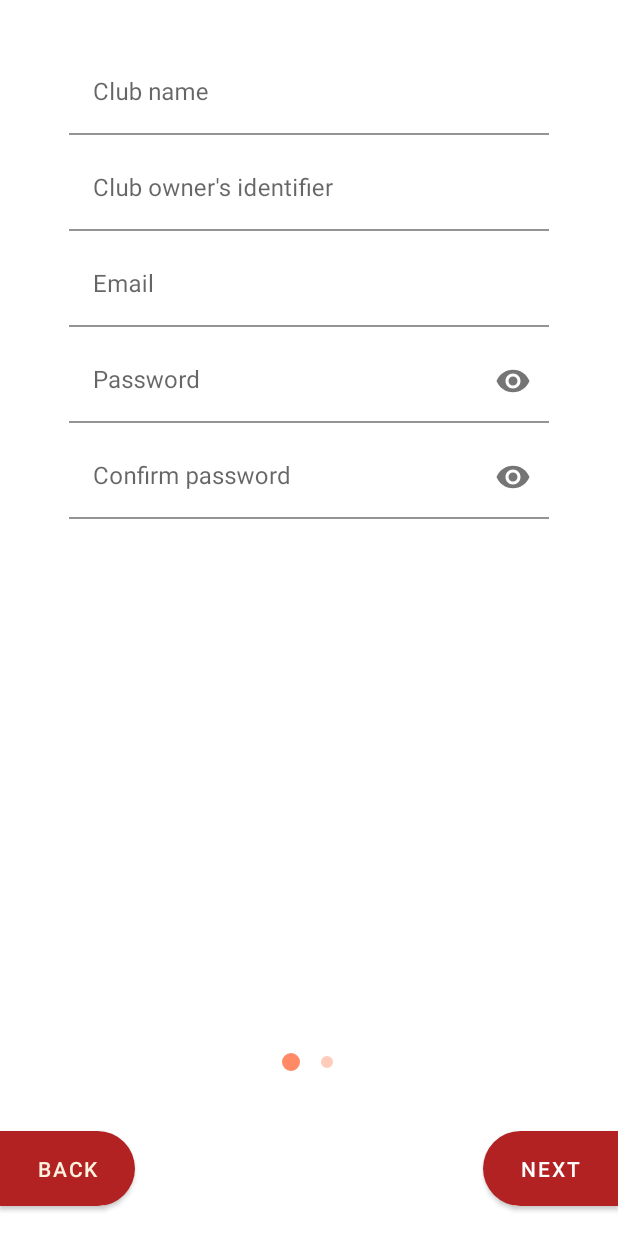
After one commit to Yessine68/PandApp-Android, an Android app: the OnboardingExample5 screen opened directly, with no data from a screen before it, on a phone screen of 412 x 824 dp. The commit adds this screen. Run offline under Robolectric (Android 15) with nearby library versions, the phone set to English and light mode, and no system bars; libraries missing offline, so code that uses them is left out: com.github.dhaval2404.imagepicker; pictures from the network do not load; Roboto replaces fonts that are not available here.

Commit message:
club signup

```diff
--- a/app/src/main/AndroidManifest.xml
+++ b/app/src/main/AndroidManifest.xml
@@ -15,6 +15,9 @@
         android:supportsRtl="true"
         android:theme="@style/Theme.AndroidPim"
         android:usesCleartextTraffic="true">
+        <activity
+            android:name=".view.OnboardingExample5"
+            android:exported="false" />
         <activity
             android:name=".view.OnboardingExample4Activity"
             android:exported="false" />
--- /dev/null
+++ b/app/src/main/java/com/example/androidpim/adapters/OnboardingViewPagerAdapter5.kt
@@ -0,0 +1,29 @@
+package com.example.androidpim.adapters
+
+import android.content.Context
+import androidx.fragment.app.Fragment
+import androidx.fragment.app.FragmentActivity
+import androidx.viewpager2.adapter.FragmentStateAdapter
+import com.example.androidpim.R
+import com.example.androidpim.fragments.OnboardingFragment3
+import com.example.androidpim.fragments.OnboardingFragment4
+
+
+class OnboardingViewPagerAdapter5(
+    fragmentActivity: FragmentActivity,
+    private val context: Context
+) :
+    FragmentStateAdapter(fragmentActivity) {
+
+    override fun createFragment(position: Int): Fragment {
+        return when (position) {
+            0 -> OnboardingFragment3()
+            1 -> OnboardingFragment4()
+            else -> OnboardingFragment3()
+        }
+    }
+
+    override fun getItemCount(): Int {
+        return 2
+    }
+}
--- /dev/null
+++ b/app/src/main/java/com/example/androidpim/fragments/OnboardingFragment3.kt
@@ -0,0 +1,142 @@
+package com.example.androidpim.fragments
+
+import android.content.Context
+import android.content.SharedPreferences
+import android.os.Bundle
+import android.text.Editable
+import android.text.TextWatcher
+import android.view.LayoutInflater
+import android.view.View
+import android.view.ViewGroup
+import android.widget.EditText
+import androidx.appcompat.widget.AppCompatTextView
+import androidx.fragment.app.Fragment
+import com.airbnb.lottie.LottieAnimationView
+import com.example.androidpim.R
+import com.example.androidpim.models.Chkaf
+
+import kotlinx.android.synthetic.main.fragment_onboarding1.view.*
+
+class OnboardingFragment3 : Fragment() {
+    lateinit var registerClubShared: SharedPreferences
+
+
+    lateinit var clubName:EditText
+    lateinit var clubOwner:EditText
+    lateinit var login:EditText
+    lateinit var password:EditText
+
+
+    override fun onCreateView(
+        inflater: LayoutInflater, container: ViewGroup?,
+        savedInstanceState: Bundle?
+    ): View? {
+        // Inflate the layout for this fragment
+        val rootLayout: View =
+            inflater.inflate(R.layout.fragment_onboarding3, container, false)
+
+
+
+        return rootLayout
+    }
+
+    override fun onViewCreated(view: View, savedInstanceState: Bundle?) {
+
+
+        super.onViewCreated(view, savedInstanceState)
+
+        registerClubShared = requireActivity().getSharedPreferences("RegisterClub", Context.MODE_PRIVATE)
+        clubName = view.findViewById(R.id.clubName)
+        clubOwner = view.findViewById(R.id.clubOwner)
+        login = view.findViewById(R.id.login)
+        password = view.findViewById(R.id.password)
+
+
+
+        clubName.addTextChangedListener(object : TextWatcher {
+            override fun beforeTextChanged(p0: CharSequence?, p1: Int, p2: Int, p3: Int) {
+
+            }
+
+            override fun onTextChanged(p0: CharSequence?, p1: Int, p2: Int, p3: Int) {
+
+            }
+
+            override fun afterTextChanged(p0: Editable?) {
+                registerClubShared.edit().apply {
+
+                    putString("clubName", clubName.text.toString())
+                    putString("clubOwner", clubOwner.text.toString())
+                    putString("login", login.text.toString())
+                    putString("password", password.text.toString())
+                }.apply()
+            }
+
+        })
+
+
+        clubOwner.addTextChangedListener(object : TextWatcher {
+            override fun beforeTextChanged(p0: CharSequence?, p1: Int, p2: Int, p3: Int) {
+
+            }
+
+            override fun onTextChanged(p0: CharSequence?, p1: Int, p2: Int, p3: Int) {
+
+            }
+
+            override fun afterTextChanged(p0: Editable?) {
+                registerClubShared.edit().apply {
+
+                    putString("clubName", clubName.text.toString())
+                    putString("clubOwner", clubOwner.text.toString())
+                    putString("login", login.text.toString())
+                    putString("password", password.text.toString())
+                }.apply()
+            }
+
+        })
+        login.addTextChangedListener(object : TextWatcher {
+            override fun beforeTextChanged(p0: CharSequence?, p1: Int, p2: Int, p3: Int) {
+
+            }
+
+            override fun onTextChanged(p0: CharSequence?, p1: Int, p2: Int, p3: Int) {
+
+            }
+
+            override fun afterTextChanged(p0: Editable?) {
+                registerClubShared.edit().apply {
+
+                    putString("clubName", clubName.text.toString())
+                    putString("clubOwner", clubOwner.text.toString())
+                    putString("login", login.text.toString())
+                    putString("password", password.text.toString())
+                }.apply()
+            }
+
+        })
+        password.addTextChangedListener(object : TextWatcher {
+            override fun beforeTextChanged(p0: CharSequence?, p1: Int, p2: Int, p3: Int) {
+
+            }
+
+            override fun onTextChanged(p0: CharSequence?, p1: Int, p2: Int, p3: Int) {
+
+            }
+
+            override fun afterTextChanged(p0: Editable?) {
+                registerClubShared.edit().apply {
+
+                    putString("clubName", clubName.text.toString())
+                    putString("clubOwner", clubOwner.text.toString())
+                    putString("login", login.text.toString())
+                    putString("password", password.text.toString())
+                }.apply()
+            }
+
+        })
+
+    }
+
+
+}
--- /dev/null
+++ b/app/src/main/java/com/example/androidpim/fragments/OnboardingFragment4.kt
@@ -0,0 +1,105 @@
+package com.example.androidpim.fragments
+
+import android.app.Activity
+import android.content.Context
+import android.content.Intent
+import android.content.SharedPreferences
+import android.net.Uri
+import android.os.Bundle
+import android.text.Editable
+import android.text.TextWatcher
+import android.view.LayoutInflater
+import android.view.View
+import android.view.ViewGroup
+import android.widget.Button
+import android.widget.EditText
+import android.widget.ImageView
+import androidx.appcompat.widget.AppCompatTextView
+import androidx.fragment.app.Fragment
+import com.airbnb.lottie.LottieAnimationView
+import com.example.androidpim.R
+import com.github.dhaval2404.imagepicker.ImagePicker
+import kotlinx.android.synthetic.main.fragment_onboarding2.view.*
+
+class OnboardingFragment4 : Fragment() {
+    lateinit var registerClubShared: SharedPreferences
+
+
+    lateinit var description: EditText
+    var imagepick: ImageView?=null
+    lateinit var pickButton: Button
+    private var selectedImageUri: Uri? = null
+
+
+
+
+    override fun onCreateView(
+        inflater: LayoutInflater, container: ViewGroup?,
+        savedInstanceState: Bundle?
+    ): View? {
+        // Inflate the layout for this fragment
+        val rootLayout: View =
+            inflater.inflate(R.layout.fragment_onboarding4, container, false)
+
+        return rootLayout
+    }
+
+    override fun onViewCreated(view: View, savedInstanceState: Bundle?) {
+        super.onViewCreated(view, savedInstanceState)
+        registerClubShared = requireActivity().getSharedPreferences("RegisterClub", Context.MODE_PRIVATE)
+        description = view.findViewById(R.id.description)
+        imagepick = view.findViewById(R.id.imagepick)
+        pickButton = view.findViewById(R.id.pickButton)
+
+
+
+
+
+        description.addTextChangedListener(object : TextWatcher {
+            override fun beforeTextChanged(p0: CharSequence?, p1: Int, p2: Int, p3: Int) {
+
+            }
+
+            override fun onTextChanged(p0: CharSequence?, p1: Int, p2: Int, p3: Int) {
+
+            }
+
+            override fun afterTextChanged(p0: Editable?) {
+                registerClubShared.edit().apply {
+                    putString("description", description.text.toString())
+                    putString("imageUrl", selectedImageUri.toString())
+                }.apply()
+            }
+
+        })
+
+        pickButton.setOnClickListener(
+
+            View.OnClickListener {
+                ImagePicker.with(this)
+                    .crop()	    			//Crop image(Optional), Check Customization for more option
+                    .compress(1024)			//Final image size will be less than 1 MB(Optional)
+                    .maxResultSize(1080, 1080)	//Final image resolution will be less than 1080 x 1080(Optional)
+                    .start()
+            })
+    }
+
+
+    override fun onActivityResult(requestCode: Int, resultCode: Int, data: Intent?) {
+        super.onActivityResult(requestCode, resultCode, data)
+        registerClubShared = requireActivity().getSharedPreferences("Register", Context.MODE_PRIVATE)
+        if (resultCode == Activity.RESULT_OK && requestCode == ImagePicker.REQUEST_CODE) {
+            selectedImageUri = data?.data
+            imagepick?.setImageURI(selectedImageUri)
+            registerClubShared.edit().apply {
+
+                putString("description", description.text.toString())
+                putString("imageUrl", selectedImageUri.toString())
+            }.apply()
+
+
+        }
+    }
+
+
+}
--- /dev/null
+++ b/app/src/main/java/com/example/androidpim/view/OnboardingExample5.kt
@@ -0,0 +1,172 @@
+package com.example.androidpim.view
+
+import android.content.Context
+import android.content.Intent
+import android.content.SharedPreferences
+import android.net.Uri
+import android.os.Bundle
+import android.util.Log
+import android.widget.Button
+import android.widget.EditText
+import androidx.appcompat.app.AppCompatActivity
+import androidx.fragment.app.FragmentManager
+import androidx.viewpager2.widget.ViewPager2
+import com.example.androidpim.R
+import com.example.androidpim.adapters.OnboardingViewPagerAdapter5
+import com.example.androidpim.fragments.OnboardingFragment
+import com.example.androidpim.models.User
+import com.example.androidpim.service.RetrofitApi
+import com.google.android.material.tabs.TabLayoutMediator
+import kotlinx.android.synthetic.main.activity_onboarding_example4.btn_next_step
+import kotlinx.android.synthetic.main.activity_onboarding_example4.btn_previous_step
+import kotlinx.android.synthetic.main.activity_onboarding_example4.pageIndicator
+import kotlinx.android.synthetic.main.activity_onboarding_example5.*
+import okhttp3.MediaType.Companion.toMediaTypeOrNull
+import okhttp3.MultipartBody
+import okhttp3.RequestBody
+import okhttp3.RequestBody.Companion.toRequestBody
+import retrofit2.Call
+import retrofit2.Callback
+import retrofit2.Response
+import java.net.URI
+
+lateinit var registerClubShared: SharedPreferences
+
+class OnboardingExample5 : AppCompatActivity() {
+
+    private lateinit var mViewPager: ViewPager2
+    private lateinit var btnBack: Button
+    private lateinit var btnNext: Button
+
+/*
+    private fun login(){
+
+        registerClubShared = getSharedPreferences("RegisterClub", Context.MODE_PRIVATE)
+        val selectedImageUri: Uri?= Uri.parse(registerClubShared.getString("imageUrl", "zwayten").toString())
+
+        val stream = contentResolver.openInputStream(selectedImageUri!!)
+        if(stream!=null){
+
+            val request =
+                stream?.let { RequestBody.create("image/png".toMediaTypeOrNull(), it.readBytes()) } // read all bytes using kotlin extension
+            val profilePicture = request?.let {
+                MultipartBody.Part.createFormData(
+                    "file",
+                    "file.png",
+                    it
+                )
+            }
+
+
+
+
+
+
+
+
+
+            val identifant_text: String = registerShared.getString("identifant", "zwayten").toString()
+            val email_text: String = registerShared.getString("email", "zwayten").toString()
+            val password_text: String = registerShared.getString("password", "zwayten").toString()
+            val phone_text: String = registerShared.getString("phone", "zwayten").toString()
+            val first_text: String = registerShared.getString("firstname", "zwayten").toString()
+            val last_text: String = registerShared.getString("lastName", "zwayten").toString()
+            val description_text: String = registerShared.getString("description", "zwayten").toString()
+            val classe_text: String = registerShared.getString("className", "zwayten").toString()
+
+
+
+            Log.d("MyActivity", "on finish upload file")
+
+            val apiInterface = RetrofitApi.create()
+            val data: LinkedHashMap<String, RequestBody> = LinkedHashMap()
+
+            data["identifant"] = identifant_text.toRequestBody(MultipartBody.FORM)
+            data["email"] = email_text.toRequestBody(MultipartBody.FORM)
+            data["password"] = password_text.toRequestBody(MultipartBody.FORM)
+            data["phoneNumber"] = phone_text.toRequestBody(MultipartBody.FORM)
+            data["FirstName"] = first_text.toRequestBody(MultipartBody.FORM)
+            data["LastName"] = last_text.toRequestBody(MultipartBody.FORM)
+            data["className"] =  classe_text.toRequestBody(MultipartBody.FORM)
+            data["description"] = description_text.toRequestBody(MultipartBody.FORM)
+
+            if (profilePicture != null) {
+                println("++++++++++++++++++++++++++++++++++++"+profilePicture)
+                apiInterface.userSignUp(data,profilePicture).enqueue(object:
+                    Callback<User> {
+                    override fun onResponse(
+                        call: Call<User>,
+                        response: Response<User>
+                    ) {
+                        if(response.isSuccessful){
+                            Log.i("onResponse goooood", response.body().toString())
+
+                        } else {
+                            Log.i("OnResponse not good", response.body().toString())
+                        }
+                    }
+
+                    override fun onFailure(call: Call<User>, t: Throwable) {
+
+                        println("noooooooooooooooooo")
+                    }
+
+                })
+            }
+        }
+    }
+    */
+
+    override fun onCreate(savedInstanceState: Bundle?) {
+        registerClubShared = getSharedPreferences("RegisterClub", Context.MODE_PRIVATE)
+        super.onCreate(savedInstanceState)
+        setContentView(R.layout.activity_onboarding_example5)
+        mViewPager = viewPager2
+        mViewPager.adapter = OnboardingViewPagerAdapter5(this, this)
+        mViewPager.offscreenPageLimit = 1
+        btnBack = btn_previous_step
+        btnNext = btn_next_step
+        mViewPager.registerOnPageChangeCallback(object : ViewPager2.OnPageChangeCallback() {
+            override fun onPageSelected(position: Int) {
+                if (position == 1) {
+                    btnNext.text = getText(R.string.finish)
+                    val oo: String = registerClubShared.getString("login", "zwayten").toString()
+                    println("jinaaaaa men b3id 3chiri"+ oo)
+                } else {
+                    btnNext.text = getText(R.string.next)
+                }
+            }
+
+            override fun onPageScrolled(arg0: Int, arg1: Float, arg2: Int) {}
+            override fun onPageScrollStateChanged(arg0: Int) {}
+        })
+        TabLayoutMediator(pageIndicator, mViewPager) { _, _ -> }.attach()
+
+        btnNext.setOnClickListener {
+            if (getItem() > mViewPager.childCount - 1) {
+
+                //login()
+                //apiiiiiiii
+
+
+                /*    val intent = Intent(applicationContext, LoginPro::class.java)
+                    intent.flags = Intent.FLAG_ACTIVITY_NEW_TASK or Intent.FLAG_ACTIVITY_CLEAR_TASK
+                    startActivity(intent) */
+            } else {
+                mViewPager.setCurrentItem(getItem() + 1, true)
+            }
+        }
+
+        btnBack.setOnClickListener {
+            if (getItem() == 0) {
+                finish()
+            } else {
+                mViewPager.setCurrentItem(getItem() - 1, true)
+            }
+        }
+    }
+
+    private fun getItem(): Int {
+        return mViewPager.currentItem
+    }
+}
--- /dev/null
+++ b/app/src/main/res/layout/activity_onboarding_example5.xml
@@ -0,0 +1,70 @@
+<?xml version="1.0" encoding="utf-8"?>
+<RelativeLayout
+    xmlns:android="http://schemas.android.com/apk/res/android"
+    xmlns:app="http://schemas.android.com/apk/res-auto"
+    android:id="@+id/rl_create_account"
+    android:layout_width="match_parent"
+    android:layout_height="match_parent"
+    android:background="@color/white">
+
+    <androidx.viewpager2.widget.ViewPager2
+        android:id="@+id/viewPager2"
+        android:layout_width="match_parent"
+        android:layout_height="match_parent"
+        android:layout_above="@id/bottom_navigation"
+        android:clipToPadding="false"
+        android:overScrollMode="never" />
+
+    <RelativeLayout
+        android:id="@+id/bottom_navigation"
+        android:layout_width="match_parent"
+        android:layout_height="150dp"
+        android:layout_alignParentBottom="true"
+        android:background="@color/white"
+        android:orientation="horizontal">
+
+        <com.google.android.material.tabs.TabLayout
+            android:id="@+id/pageIndicator"
+            android:layout_width="wrap_content"
+            android:layout_height="wrap_content"
+            android:layout_alignParentTop="true"
+            android:layout_centerHorizontal="true"
+            android:layout_centerVertical="true"
+            android:layout_margin="10dp"
+            app:tabBackground="@drawable/onboarding_viewpager_selector_orange"
+            app:tabGravity="center"
+            app:tabIndicatorHeight="0dp" />
+
+        <Button
+            android:id="@+id/btn_previous_step"
+            android:layout_width="90dp"
+            android:layout_height="50dp"
+            android:layout_alignParentStart="true"
+            android:layout_alignParentBottom="true"
+            android:layout_centerVertical="true"
+            android:layout_marginEnd="30dp"
+            android:layout_marginBottom="20dp"
+            android:background="@drawable/btn_grey_rounded_selector"
+            android:text="Back"
+            android:textAllCaps="true"
+            android:textColor="@color/md_orange_50" />
+
+
+        <Button
+            android:id="@+id/btn_next_step"
+            android:layout_width="90dp"
+            android:layout_height="50dp"
+            android:layout_alignParentEnd="true"
+            android:layout_alignParentBottom="true"
+            android:layout_centerVertical="true"
+            android:layout_marginStart="30dp"
+            android:layout_marginBottom="20dp"
+            android:background="@drawable/btn_orange_rounded_selector"
+            android:text="Next"
+            android:textAllCaps="true"
+            android:textColor="@color/md_white_1000" />
+
+    </RelativeLayout>
+
+
+</RelativeLayout>
--- /dev/null
+++ b/app/src/main/res/layout/fragment_onboarding3.xml
@@ -0,0 +1,105 @@
+<?xml version="1.0" encoding="utf-8"?>
+<RelativeLayout xmlns:tools="http://schemas.android.com/tools"
+    xmlns:android="http://schemas.android.com/apk/res/android"
+    android:layout_width="match_parent"
+    android:layout_height="match_parent"
+    xmlns:app="http://schemas.android.com/apk/res-auto"
+    tools:context=".view.OnboardingExample5"
+    android:padding="30dp">
+
+
+    <LinearLayout
+        android:layout_width="357dp"
+        android:layout_height="wrap_content"
+        android:orientation="vertical">
+
+        <com.google.android.material.textfield.TextInputLayout
+            android:id="@+id/clubName_fld"
+            style="@style/Widget.MaterialComponents.Button.OutlinedButton"
+            android:layout_width="match_parent"
+            android:layout_height="wrap_content"
+            android:hint="Club name">
+
+            <com.google.android.material.textfield.TextInputEditText
+                android:id="@+id/clubName"
+                android:layout_width="match_parent"
+                android:layout_height="wrap_content"
+                android:background="@color/white"
+                android:inputType="text"
+                android:maxLength="20"
+                android:maxLines="1" />
+        </com.google.android.material.textfield.TextInputLayout>
+
+
+        <com.google.android.material.textfield.TextInputLayout
+            android:id="@+id/clubOwner_fld"
+            style="@style/Widget.MaterialComponents.Button.OutlinedButton"
+            android:layout_width="match_parent"
+            android:layout_height="wrap_content"
+            android:hint="Club owner's identifier">
+
+            <com.google.android.material.textfield.TextInputEditText
+                android:id="@+id/clubOwner"
+                android:layout_width="match_parent"
+                android:layout_height="wrap_content"
+                android:background="@color/white"
+                android:maxLength="25"
+                android:maxLines="1" />
+        </com.google.android.material.textfield.TextInputLayout>
+
+        <com.google.android.material.textfield.TextInputLayout
+            android:id="@+id/login_fld"
+            style="@style/Widget.MaterialComponents.Button.OutlinedButton"
+            android:layout_width="match_parent"
+            android:layout_height="wrap_content"
+            android:hint="Email">
+
+            <com.google.android.material.textfield.TextInputEditText
+                android:id="@+id/login"
+                android:layout_width="match_parent"
+                android:layout_height="wrap_content"
+                android:background="@color/white"
+                android:maxLength="35"
+                android:maxLines="1" />
+        </com.google.android.material.textfield.TextInputLayout>
+
+
+        <com.google.android.material.textfield.TextInputLayout
+            android:id="@+id/password_fld"
+            style="@style/Widget.MaterialComponents.Button.OutlinedButton"
+            android:layout_width="match_parent"
+            android:layout_height="wrap_content"
+            android:hint="Password"
+            app:passwordToggleEnabled="true">
+
+            <com.google.android.material.textfield.TextInputEditText
+                android:id="@+id/password"
+                android:layout_width="match_parent"
+                android:layout_height="wrap_content"
+                android:background="@color/white"
+                android:inputType="textPassword"
+                android:maxLength="15"
+                android:maxLines="1" />
+        </com.google.android.material.textfield.TextInputLayout>
+
+        <com.google.android.material.textfield.TextInputLayout
+            android:id="@+id/password_fld2"
+            style="@style/Widget.MaterialComponents.Button.OutlinedButton"
+            android:layout_width="match_parent"
+            android:layout_height="wrap_content"
+            android:hint="Confirm password"
+            app:passwordToggleEnabled="true">
+
+            <com.google.android.material.textfield.TextInputEditText
+                android:id="@+id/password2"
+                android:layout_width="match_parent"
+                android:layout_height="wrap_content"
+                android:background="@color/white"
+                android:inputType="textPassword"
+                android:maxLength="15"
+                android:maxLines="1" />
+        </com.google.android.material.textfield.TextInputLayout>
+    </LinearLayout>
+
+
+</RelativeLayout>
```
Also changed, not shown: app/src/main/java/com/example/androidpim/view/LoginPro.kt (+23 -3 lines), app/src/main/res/layout/custom_dialog_view_singup.xml (added, +35 -0 lines), app/src/main/res/layout/fragment_onboarding4.xml (added, +58 -0 lines).
